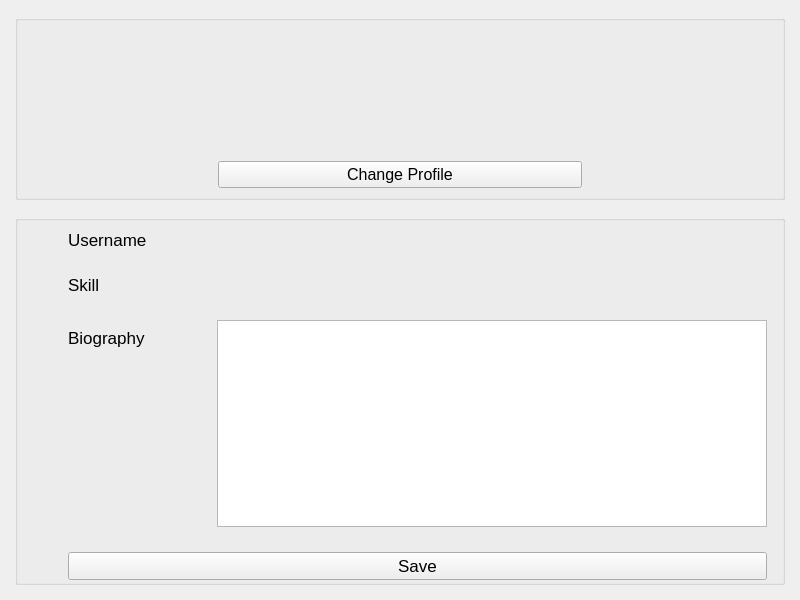
Qt form Forms/me.ui (Sobrah/Linkedin) before a commit.
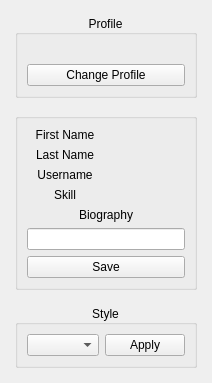
The same form after that commit.

Patch:
```diff
--- a/Forms/me.ui
+++ b/Forms/me.ui
@@ -6,14 +6,11 @@
    <rect>
     <x>0</x>
     <y>0</y>
-    <width>800</width>
-    <height>600</height>
+    <width>199</width>
+    <height>383</height>
    </rect>
   </property>
-  <property name="windowTitle">
-   <string>Form</string>
-  </property>
-  <layout class="QVBoxLayout" name="verticalLayout" stretch="1,2">
+  <layout class="QVBoxLayout" name="verticalLayout">
    <property name="spacing">
     <number>15</number>
    </property>
@@ -32,15 +29,12 @@
    <item>
     <widget class="QGroupBox" name="profileGroup">
      <property name="title">
-      <string/>
+      <string>Profile</string>
      </property>
-     <layout class="QVBoxLayout" name="verticalLayout_2" stretch="1,2">
-      <property name="leftMargin">
-       <number>200</number>
-      </property>
-      <property name="rightMargin">
-       <number>200</number>
-      </property>
+     <property name="alignment">
+      <set>Qt::AlignCenter</set>
+     </property>
+     <layout class="QVBoxLayout" name="verticalLayout_2">
       <item>
        <widget class="QLabel" name="profileLabel">
         <property name="text">
@@ -50,11 +44,6 @@
       </item>
       <item>
        <widget class="QPushButton" name="changeButton">
-        <property name="font">
-         <font>
-          <pointsize>12</pointsize>
-         </font>
-        </property>
         <property name="text">
          <string>Change Profile</string>
         </property>
@@ -68,109 +57,123 @@
      <property name="title">
       <string/>
      </property>
-     <layout class="QFormLayout" name="formLayout">
-      <property name="horizontalSpacing">
-       <number>70</number>
-      </property>
-      <property name="verticalSpacing">
-       <number>25</number>
-      </property>
-      <property name="leftMargin">
-       <number>50</number>
-      </property>
-      <property name="topMargin">
-       <number>9</number>
-      </property>
-      <property name="rightMargin">
-       <number>15</number>
-      </property>
-      <property name="bottomMargin">
-       <number>2</number>
-      </property>
-      <item row="0" column="0">
-       <widget class="QLabel" name="usernameTitleLabel">
-        <property name="font">
-         <font>
-          <pointsize>13</pointsize>
-         </font>
-        </property>
-        <property name="text">
-         <string>Username</string>
-        </property>
-       </widget>
-      </item>
-      <item row="0" column="1">
-       <widget class="QLabel" name="usernameLabel">
-        <property name="font">
-         <font>
-          <pointsize>12</pointsize>
-         </font>
-        </property>
-        <property name="text">
-         <string/>
-        </property>
-       </widget>
-      </item>
-      <item row="1" column="0">
+     <layout class="QGridLayout" name="gridLayout">
+      <item row="3" column="0">
        <widget class="QLabel" name="skillTitleLabel">
-        <property name="font">
-         <font>
-          <pointsize>13</pointsize>
-         </font>
-        </property>
         <property name="text">
          <string>Skill</string>
         </property>
+        <property name="alignment">
+         <set>Qt::AlignCenter</set>
+        </property>
        </widget>
       </item>
-      <item row="1" column="1">
-       <widget class="QLabel" name="skillLabel">
-        <property name="font">
-         <font>
-          <pointsize>12</pointsize>
-         </font>
-        </property>
+      <item row="0" column="1">
+       <widget class="QLabel" name="firstNameLabel">
         <property name="text">
          <string/>
         </property>
        </widget>
       </item>
       <item row="2" column="0">
-       <widget class="QLabel" name="bioLabel">
-        <property name="font">
-         <font>
-          <pointsize>13</pointsize>
-         </font>
-        </property>
+       <widget class="QLabel" name="usernameTitleLabel">
         <property name="text">
-         <string>Biography</string>
+         <string>Username</string>
         </property>
-       </widget>
-      </item>
-      <item row="2" column="1">
-       <widget class="QPlainTextEdit" name="bioEdit">
-        <property name="minimumSize">
-         <size>
-          <width>0</width>
-          <height>0</height>
-         </size>
+        <property name="alignment">
+         <set>Qt::AlignCenter</set>
         </property>
-        <property name="font">
-         <font>
-          <pointsize>10</pointsize>
-         </font>
-        </property>
        </widget>
       </item>
-      <item row="6" column="0" colspan="2">
+      <item row="8" column="0" colspan="2">
        <widget class="QPushButton" name="saveButton">
-        <property name="font">
-         <font>
-          <pointsize>13</pointsize>
-         </font>
-        </property>
         <property name="text">
          <string>Save</string>
+        </property>
+       </widget>
+      </item>
+      <item row="1" column="1">
+       <widget class="QLabel" name="lastNameLabel">
+        <property name="text">
+         <string/>
+        </property>
+        <property name="alignment">
+         <set>Qt::AlignCenter</set>
+        </property>
+       </widget>
+      </item>
+      <item row="0" column="0">
+       <widget class="QLabel" name="firstNameTitleLabel">
+        <property name="text">
+         <string>First Name</string>
+        </property>
+        <property name="alignment">
+         <set>Qt::AlignCenter</set>
+        </property>
+       </widget>
+      </item>
+      <item row="3" column="1">
+       <widget class="QLabel" name="skillLabel">
+        <property name="text">
+         <string/>
+        </property>
+        <property name="alignment">
+         <set>Qt::AlignCenter</set>
+        </property>
+       </widget>
+      </item>
+      <item row="1" column="0">
+       <widget class="QLabel" name="lastNameTitleLabel">
+        <property name="text">
+         <string>Last Name</string>
+        </property>
+        <property name="alignment">
+         <set>Qt::AlignCenter</set>
+        </property>
+       </widget>
+      </item>
+      <item row="2" column="1">
+       <widget class="QLabel" name="usernameLabel">
+        <property name="text">
+         <string/>
+        </property>
+        <property name="alignment">
+         <set>Qt::AlignCenter</set>
+        </property>
+       </widget>
+      </item>
+      <item row="7" column="0" colspan="2">
+       <widget class="QLineEdit" name="biographyEdit"/>
+      </item>
+      <item row="4" column="0" colspan="2">
+       <widget class="QLabel" name="biographyLabel">
+        <property name="text">
+         <string>Biography</string>
+        </property>
+        <property name="alignment">
+         <set>Qt::AlignCenter</set>
+        </property>
+       </widget>
+      </item>
+     </layout>
+    </widget>
+   </item>
+   <item>
+    <widget class="QGroupBox" name="groupBox">
+     <property name="title">
+      <string>Style</string>
+     </property>
+     <property name="alignment">
+      <set>Qt::AlignCenter</set>
+     </property>
+     <layout class="QHBoxLayout" name="horizontalLayout">
+      <item>
+       <widget class="QComboBox" name="styleCombo"/>
+      </item>
+      <item>
+       <widget class="QPushButton" name="applyStyleButton">
+        <property name="text">
+         <string>Apply</string>
         </property>
        </widget>
       </item>
```
Left out of the diff: 3 changed lines with no effect on the pictures.
